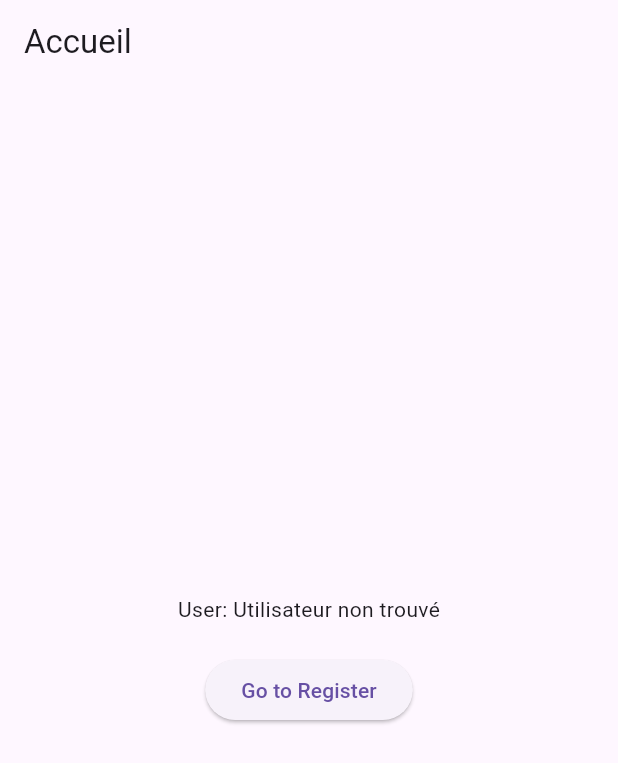
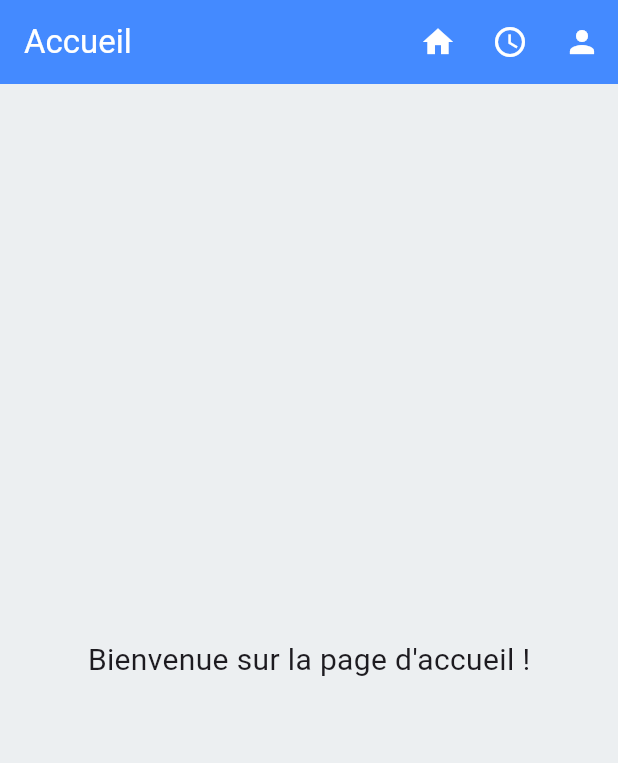
Before and after one commit to KillianMej/FlutterEquitation, a Flutter app: the screen it shows after launch, on a phone screen of 412 x 824 dp. Shown: the top 763 px of the screen. Run offline on Flutter 3.47's test engine with Material 3 defaults, Android fonts, the phone set to English and light mode, and no system bars; our stand-ins replace image_picker, sqflite, sqflite_common_ffi; accounts and stored records are empty.

Commit message:
appbar mise a jour

```diff
--- a/lib/main.dart
+++ b/lib/main.dart
@@ -1,13 +1,12 @@
 import 'package:flutter/material.dart';
-import 'dart:async';
 import 'package:flutter/widgets.dart';
 import 'package:path/path.dart';
 import 'package:sqflite/sqflite.dart';
 import 'package:sqflite_common_ffi/sqflite_ffi.dart';
 import 'database/utilisateur.dart';
 import 'pages/register.dart';
-
-import 'pages/nouveau_Cours.dart';
+import 'pages/home.dart';
+import 'pages/nouveau_Cours.dart';  // Importer si vous avez une page pour l'emploi du temps
 
 Future<void> initDb() async {
   sqfliteFfiInit();
@@ -61,7 +60,7 @@ void main() async {
 
   runApp(
     MaterialApp(
-      home: MainApp(),  // MaterialApp enveloppe toute l'application
+      home: MainApp(),
     ),
   );
 }
@@ -81,7 +80,6 @@ class _MainAppState extends State<MainApp> {
     _futureUsers = _getUsers(11);
   }
 
-  // Insertion d'un utilisateur initial
   Future<void> _insertInitialUser() async {
     final jaque = Utilisateur(
       nom: "Jaque",
@@ -96,7 +94,6 @@ class _MainAppState extends State<MainApp> {
     await insertUtilisateur(jaque);
   }
 
-  // Récupération d'un utilisateur par ID
   Future<String> _getUsers(int id) async {
     final user = await getUtilisateurById(id);
     if (user != null) {
@@ -108,40 +105,6 @@ class _MainAppState extends State<MainApp> {
 
   @override
   Widget build(BuildContext context) {
-    return Scaffold(
-      appBar: AppBar(title: const Text("Accueil")),
-      body: Center(
-        child: Column(
-          mainAxisAlignment: MainAxisAlignment.center,
-          children: [
-            // FutureBuilder pour afficher les données récupérées
-            FutureBuilder<String>(
-              future: _futureUsers,
-              builder: (context, snapshot) {
-                if (snapshot.connectionState == ConnectionState.waiting) {
-                  return CircularProgressIndicator();
-                } else if (snapshot.hasError) {
-                  return Text('Error: ${snapshot.error}');
-                } else {
-                  return Text('User: ${snapshot.data}');
-                }
-              },
-            ),
-            SizedBox(height: 20),
-            // Bouton pour rediriger vers la page Register
-            ElevatedButton(
-              onPressed: () {
-                // Naviguer vers la page Register
-                Navigator.push(
-                  context,
-                  MaterialPageRoute(builder: (context) => RegisterPage()),
-                );
-              },
-              child: Text("Go to Register"),
-            ),
-          ],
-        ),
-      ),
-    );
+    return HomePage(); // Redirection immédiate vers HomePage
   }
 }
--- /dev/null
+++ b/lib/pages/home.dart
@@ -0,0 +1,50 @@
+import 'package:flutter/material.dart';
+import 'register.dart'; // Importer la page de profil qui est pour l'instant RegisterPage
+import 'nouveau_Cours.dart'; // Importer la page d'emploi du temps si elle existe
+
+class HomePage extends StatelessWidget {
+  @override
+  Widget build(BuildContext context) {
+    return Scaffold(
+      backgroundColor: Colors.blueGrey[50], // Fond bleu clair
+      appBar: AppBar(
+        title: const Text("Accueil"),
+        foregroundColor: Colors.white, // Titre en blanc
+        backgroundColor: Colors.blueAccent,
+        actions: [
+          IconButton(
+            icon: const Icon(Icons.home),
+            onPressed: () {
+
+            },
+          ),
+          IconButton(
+            icon: const Icon(Icons.schedule),
+            onPressed: () {
+              // Naviguer vers la page emploi du temps
+              ScaffoldMessenger.of(context).showSnackBar(
+                const SnackBar(content: Text("Emploi du temps")),
+              );
+            },
+          ),
+          IconButton(
+            icon: const Icon(Icons.person),
+            onPressed: () {
+              // Naviguer vers la page de profil (pour l'instant RegisterPage)
+              Navigator.push(
+                context,
+                MaterialPageRoute(builder: (context) => RegisterPage()),
+              );
+            },
+          ),
+        ],
+      ),
+      body: Center(
+        child: Text(
+          "Bienvenue sur la page d'accueil !",
+          style: TextStyle(fontSize: 20),
+        ),
+      ),
+    );
+  }
+}
```
Also changed, not shown: lib/pages/register.dart (+29 -1 lines), 1 other file. Lines whose indentation alone changed are shown as unchanged.
